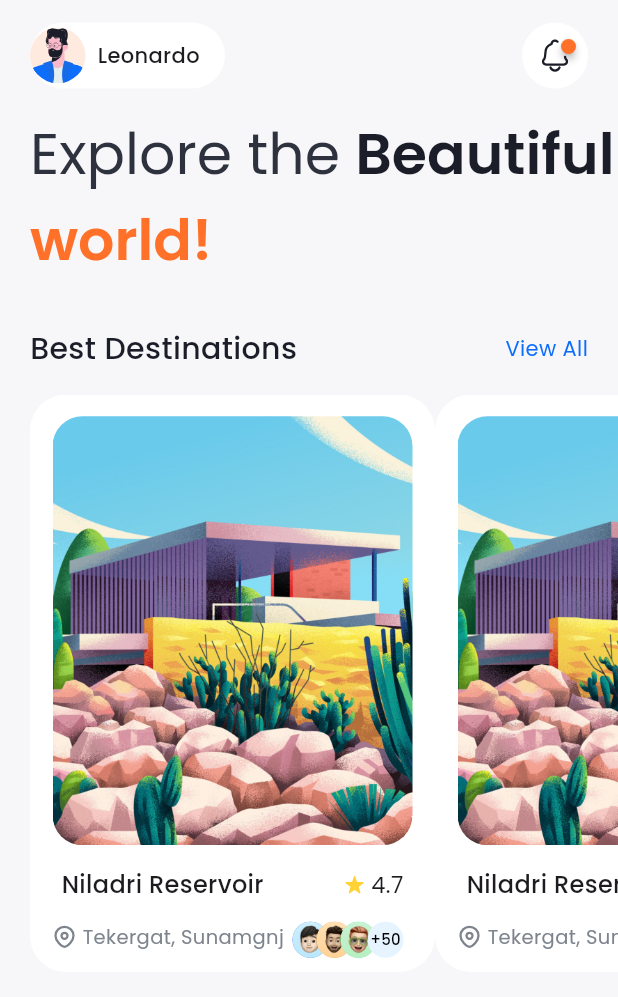
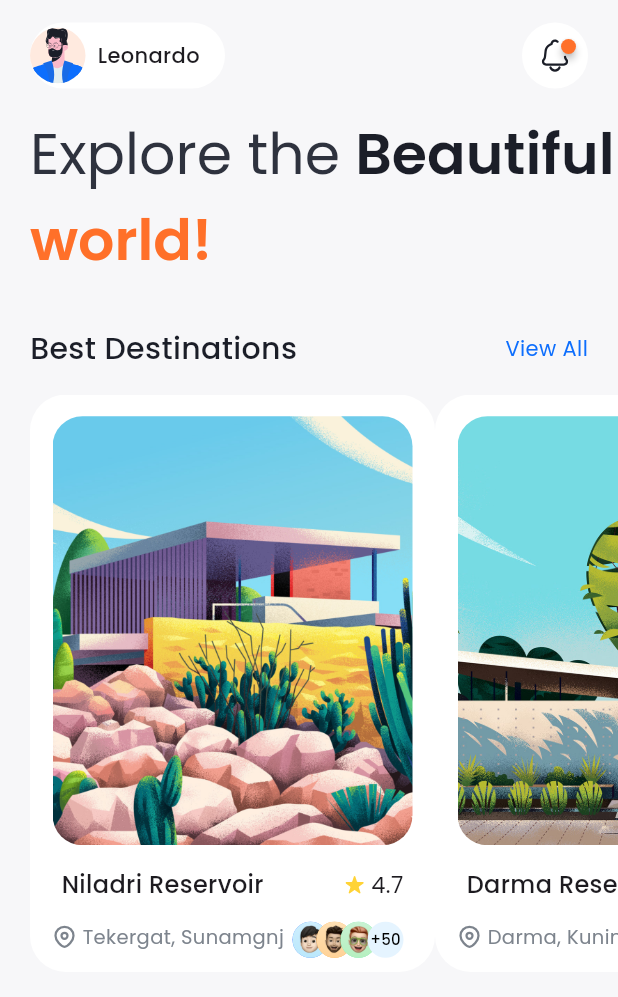
Before and after one commit to Pranav-407/Travel-App-UI, a Flutter app: the HomeScreen screen opened directly, on a phone screen of 412 x 824 dp. Shown: the top 997 px of the screen. Run offline on Flutter 3.47's test engine with Material 3 defaults, Android fonts, the phone set to English and light mode, and no system bars; drawn by our look-alikes of badges; our stand-ins replace flutter_svg, google_fonts, smooth_page_indicator.

```diff
--- a/lib/views/home_screen.dart
+++ b/lib/views/home_screen.dart
@@ -2,6 +2,7 @@ import 'package:flutter/material.dart';
 import 'package:flutter_svg/flutter_svg.dart';
 import 'package:google_fonts/google_fonts.dart';
 import 'package:badges/badges.dart' as badges;
+import 'package:travel_app/views/details_screen.dart';
 
 class HomeScreen extends StatefulWidget {
   const HomeScreen({super.key});
@@ -181,6 +182,23 @@ class ProfileBanner extends StatelessWidget {
 }
 
 class Cards extends StatelessWidget {
+  static const List bestDestinations = [
+    {
+      'image': 'assets/images/card1.jpeg',
+      'title': 'Niladri Reservoir',
+      'location': 'Tekergat, Sunamgnj',
+      'locationDetail' : 'Tekergat',
+      'details': 'You will get a complete travel package on the beaches. Packages in the form of airline tickets, recommended Hotel rooms, Have you ever been on holiday to the Greek '
+    },
+    {
+      'image': 'assets/images/card2.jpeg',
+      'title': 'Darma Reservoir',
+      'location': 'Darma, Kuningan',
+      'locationDetail' : 'Darma',
+      'details': 'You will get a complete travel package on the beaches. Packages in the form of airline tickets, recommended Hotel rooms, Have you ever been on holiday to the Greek '
+    }
+  ];
+
   const Cards({super.key});
 
   @override
@@ -192,21 +210,25 @@ class Cards extends StatelessWidget {
         child: ListView.builder(
           shrinkWrap: true,
           scrollDirection: Axis.horizontal,
-          itemCount: 2,
+          itemCount: bestDestinations.length,
           itemBuilder: (context, index) {
-            return Container(
+            return GestureDetector(
+              onTap: () {
+                Navigator.of(context).push(MaterialPageRoute(builder: (context) => DetailsScreen(card: bestDestinations[index])));
+              },
+              child: Container(
                 height: 385,
                 width: 270,
                 decoration: BoxDecoration(
                   color: Colors.white,
-                borderRadius: BorderRadius.circular(24), // Rounded corners
+                  borderRadius: BorderRadius.circular(24),
                 ),
                 child: Center(
                   child: Container(
                     height: 356,
                     width: 240,
                     decoration: BoxDecoration(
-                    borderRadius: BorderRadius.circular(20), // Rounded corners
+                      borderRadius: BorderRadius.circular(20),
                     ),
                     child: Column(
                       children: [
@@ -215,7 +237,13 @@ class Cards extends StatelessWidget {
                           decoration: BoxDecoration(
                             borderRadius: BorderRadius.circular(20),
                           ),
-                        child: ClipRRect(borderRadius: BorderRadius.circular(20),child: Image.asset('assets/images/card1.jpeg',fit: BoxFit.cover,)),
+                          child: ClipRRect(
+                            borderRadius: BorderRadius.circular(20),
+                            child: Image.asset(
+                              bestDestinations[index]['image'],
+                              fit: BoxFit.cover,
+                            ),
+                          ),
                         ),
                         Padding(
                           padding:
@@ -223,7 +251,7 @@ class Cards extends StatelessWidget {
                           child: Row(
                             children: [
                               Text(
-                              'Niladri Reservoir',
+                                bestDestinations[index]['title'],
                                 style: GoogleFonts.poppins(
                                   fontSize: 16,
                                   fontWeight: FontWeight.w500,
@@ -253,7 +281,7 @@ class Cards extends StatelessWidget {
                               width: 4,
                             ),
                             Text(
-                            'Tekergat, Sunamgnj',
+                              bestDestinations[index]['location'],
                               style: GoogleFonts.poppins(
                                 fontSize: 13,
                                 fontWeight: FontWeight.w400,
@@ -265,6 +293,7 @@ class Cards extends StatelessWidget {
                           ],
                         ),
                       ],
+                    ),
                   ),
                 ),
               ),
```
Also changed, not shown: lib/views/details_screen.dart (added, +260 -0 lines), assets/images/detail1.jpeg (added), assets/images/detail2.jpeg (added), assets/images/detail3.jpeg (added), assets/images/detail4.jpeg (added), assets/images/detail5.jpeg (added). Lines whose indentation alone changed are shown as unchanged.
